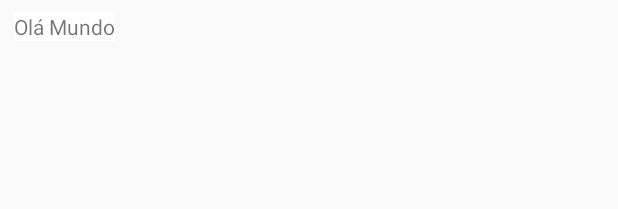
After one commit to georgealysson/NetFlixAndroid, an Android app: the layout movie_item.xml on its own in the app's theme, with its tools: preview values and no code run, on a phone screen of 412 x 824 dp. The commit adds this screen. Shown: the top 209 px of the screen. Run offline under Robolectric (Android 15) with nearby library versions, the phone set to English and light mode, and no system bars.

Commit message:
Movie list prototype

```diff
--- a/NetflixRemake/app/src/main/java/com/example/netflixremake/model/Movie.java
+++ b/NetflixRemake/app/src/main/java/com/example/netflixremake/model/Movie.java
@@ -1,13 +1,13 @@
 package com.example.netflixremake.model;
 
 public class Movie {
-    private int coverUrl;
+    private String  coverUrl;
 
-    public int getCoverUrl() {
+    public String getCoverUrl() {
         return coverUrl;
     }
 
-    public void setCoverUrl(int coverUrl) {
+    public void setCoverUrl(String coverUrl) {
         this.coverUrl = coverUrl;
     }
 }
--- a/NetflixRemake/app/src/main/res/layout/activity_main.xml
+++ b/NetflixRemake/app/src/main/res/layout/activity_main.xml
@@ -7,6 +7,7 @@
     tools:context=".MainActivity">
 
     <androidx.recyclerview.widget.RecyclerView
+        android:id="@+id/recycler_view_main"
         android:layout_width="0dp"
         android:layout_height="0dp"
         android:background="@color/black"
@@ -14,6 +15,6 @@
         app:layout_constraintTop_toTopOf="parent"
         app:layout_constraintBottom_toBottomOf="parent"
         app:layout_constraintStart_toStartOf="parent"
-
+        tools:listitem="@layout/movie_item"
         />
 </androidx.constraintlayout.widget.ConstraintLayout>
--- /dev/null
+++ b/NetflixRemake/app/src/main/res/layout/movie_item.xml
@@ -0,0 +1,20 @@
+<?xml version="1.0" encoding="utf-8"?>
+<androidx.constraintlayout.widget.ConstraintLayout xmlns:android="http://schemas.android.com/apk/res/android"
+    android:layout_width="match_parent"
+    android:layout_height="wrap_content"
+    xmlns:app="http://schemas.android.com/apk/res-auto">
+
+    <TextView
+        android:id="@+id/text_view_url"
+        android:layout_width="wrap_content"
+        android:layout_height="wrap_content"
+        android:layout_marginStart="9dp"
+        android:layout_marginTop="8dp"
+        android:text="Olá Mundo"
+        android:background="@color/white"
+        app:layout_constraintStart_toStartOf="parent"
+        app:layout_constraintTop_toTopOf="parent"
+        />
+
+
+</androidx.constraintlayout.widget.ConstraintLayout>
--- a/NetflixRemake/app/src/main/res/values/themes.xml
+++ b/NetflixRemake/app/src/main/res/values/themes.xml
@@ -1,9 +1,9 @@
 <resources xmlns:tools="http://schemas.android.com/tools">
     <!-- Base application theme. -->
-    <style name="Theme.NetflixRemake" parent="Theme.MaterialComponents.DayNight.DarkActionBar">
+    <style name="Theme.NetflixRemake" parent="Theme.AppCompat.DayNight.NoActionBar">
         <!-- Primary brand color. -->
-        <item name="colorPrimary">@color/purple_500</item>
-        <item name="colorPrimaryVariant">@color/purple_700</item>
+        <item name="colorPrimary">@color/black</item>
+        <item name="colorPrimaryVariant">@color/black</item>
         <item name="colorOnPrimary">@color/white</item>
         <!-- Secondary brand color. -->
         <item name="colorSecondary">@color/teal_200</item>
```
Also changed, not shown: NetflixRemake/app/src/main/java/com/example/netflixremake/MainActivity.java (+59 -0 lines).
